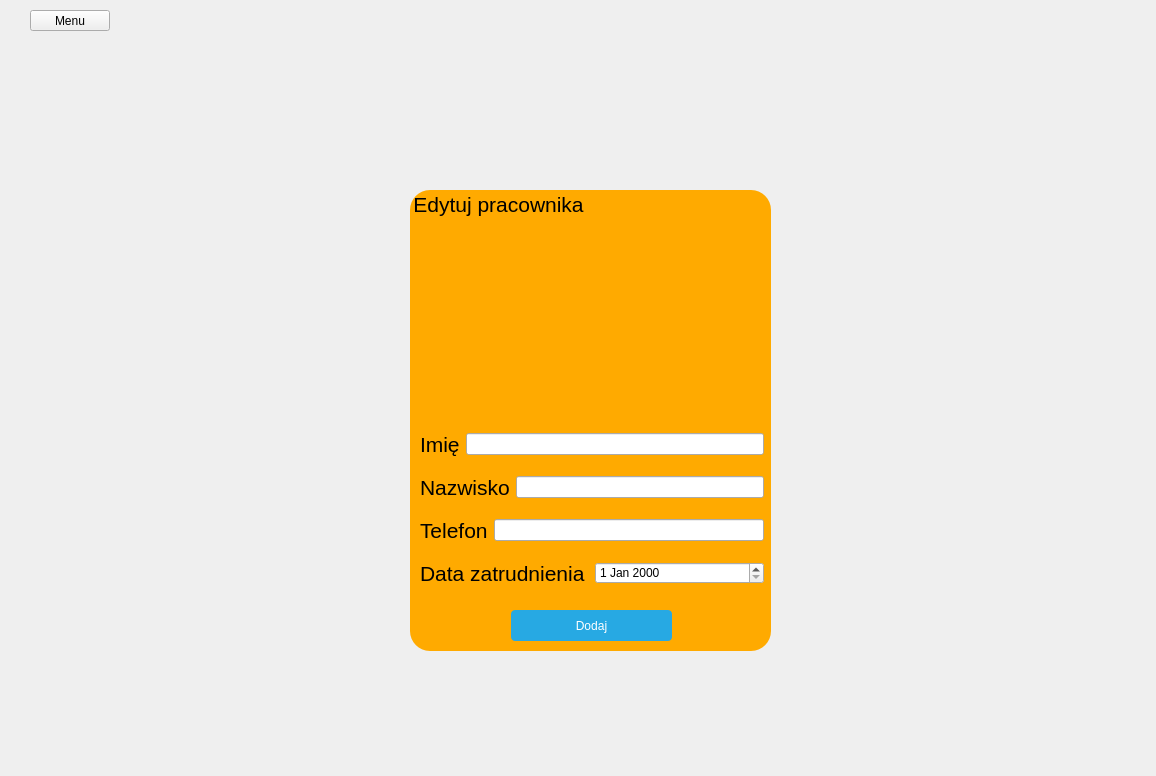
Old version of the form regworktime.ui in the repository Vicx95/regworktime.
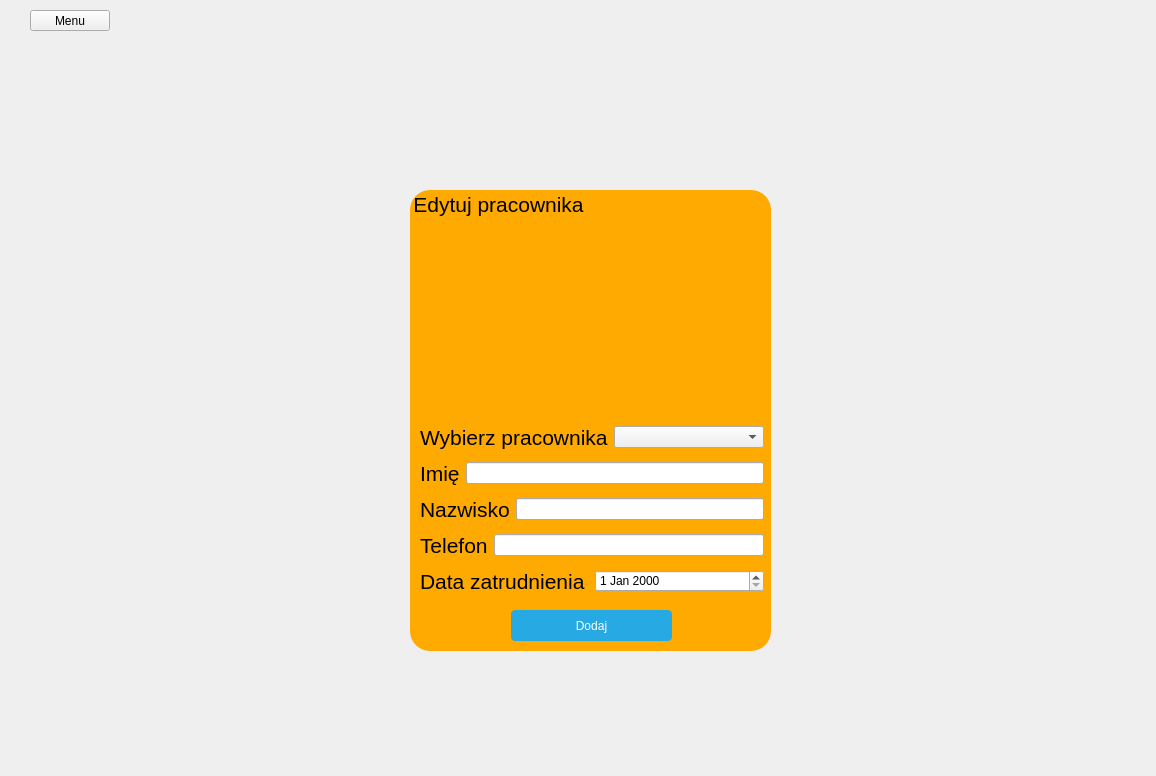
New version of the form. The open tabs and pages were chosen to show the change. Icons and pictures are not drawn.

```diff
--- a/regworktime.ui
+++ b/regworktime.ui
@@ -546,6 +546,25 @@
        </rect>
       </property>
       <layout class="QVBoxLayout" name="verticalLayout_4">
+       <item>
+        <layout class="QHBoxLayout" name="horizontalLayout">
+         <item>
+          <widget class="QLabel" name="label">
+           <property name="font">
+            <font>
+             <pointsize>16</pointsize>
+            </font>
+           </property>
+           <property name="text">
+            <string>Wybierz pracownika</string>
+           </property>
+          </widget>
+         </item>
+         <item>
+          <widget class="QComboBox" name="GetEmployeeComboBox"/>
+         </item>
+        </layout>
+       </item>
        <item>
         <layout class="QHBoxLayout" name="horizontalLayout_15">
          <item>
```
Left out of the diff: 2 changed lines with no effect on the pictures.
